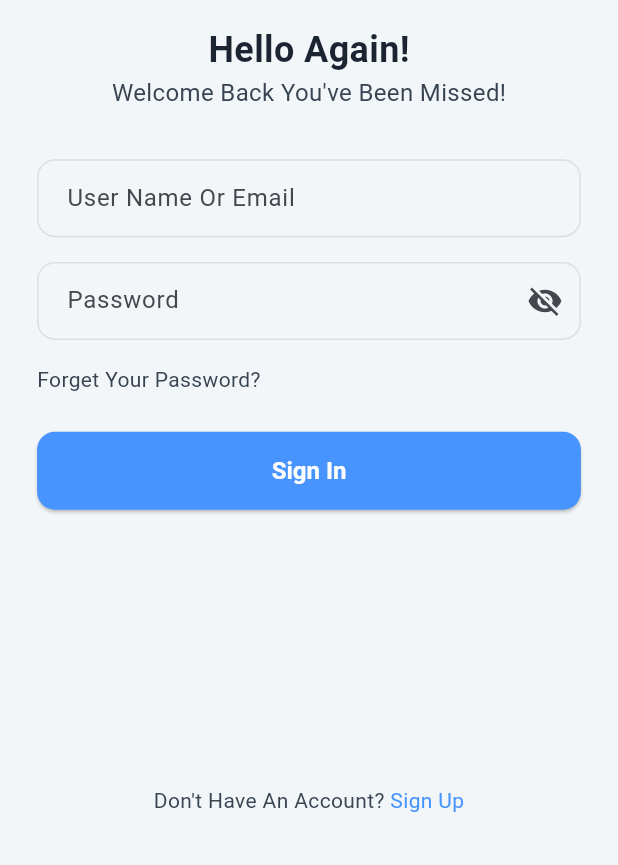
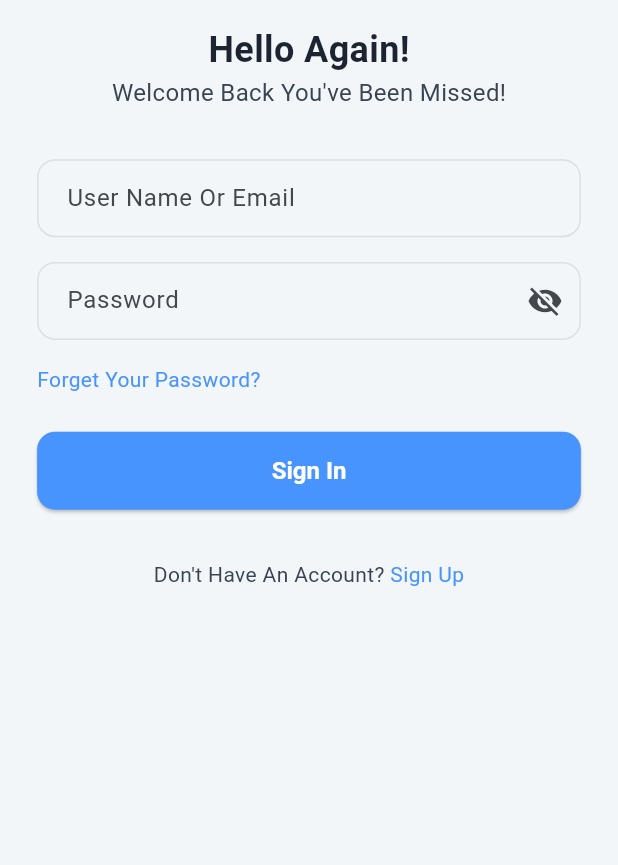
Before and after one commit to nguyenhuuphu1999/test, a Flutter app: the screen it shows after launch, after a tap on "Sign In", on a phone screen of 412 x 824 dp, the part 371-1236 px from its top. Run offline on Flutter 3.47's test engine with Material 3 defaults, Android fonts, the phone set to English and light mode, and no system bars.

Commit message:
Refactor Forgot Password and Login screens to enhance layout and user experience. Implemented scrollable views, improved padding, and adjusted button placements for better accessibility. Updated navigation to include Forgot Password link in Login screen.

```diff
--- a/lib/auth/login_screen.dart
+++ b/lib/auth/login_screen.dart
@@ -1,4 +1,6 @@
 import 'package:flutter/material.dart';
+import 'package:vpncn2_app/auth/register_screen.dart';
+import 'package:vpncn2_app/auth/forgot_password_screen.dart';
 import 'package:vpncn2_app/l10n/generated/app_localizations.dart';
 
 class LoginScreen extends StatefulWidget {
@@ -29,18 +31,17 @@ class _LoginScreenState extends State<LoginScreen> {
     return Scaffold(
       backgroundColor: const Color(0xFFF2F6F8),
       body: SafeArea(
-        child: Padding(
+        child: SingleChildScrollView(
           padding: EdgeInsets.symmetric(
             horizontal: screenWidth * 0.06, // 6% of screen width
             vertical: screenHeight * 0.02, // 2% of screen height
           ),
           child: Column(
             crossAxisAlignment: CrossAxisAlignment.stretch,
-            mainAxisAlignment: MainAxisAlignment.spaceBetween,
+            mainAxisAlignment: MainAxisAlignment.center,
             children: <Widget>[
               // Main content
-              Expanded(
-                child: Column(
+              Column(
                 children: [
                   // Logo and welcome section
                   Column(
@@ -120,12 +121,21 @@ class _LoginScreenState extends State<LoginScreen> {
 
                         Align(
                           alignment: Alignment.centerLeft,
+                          child: GestureDetector(
+                            onTap: () {
+                              Navigator.of(context).push(
+                                MaterialPageRoute(
+                                  builder: (_) => const ForgotPasswordScreen(),
+                                ),
+                              );
+                            },
                             child: Text(
                               "Forget Your Password?",
                               style: TextStyle(
                                 fontSize: 14,
                                 fontWeight: FontWeight.w400,
-                                color: Color(0xFF394452),
+                                color: Color(0xFF4894FE),
+                              ),
                             ),
                           ),
                         ),
@@ -164,11 +174,10 @@ class _LoginScreenState extends State<LoginScreen> {
                   ),
                 ],
               ),
-              ),
+
+              SizedBox(height: screenHeight * 0.04),
 
               // Bottom sign up section
-              Column(
-                children: [
               Row(
                 mainAxisAlignment: MainAxisAlignment.center,
                 children: [
@@ -180,7 +189,15 @@ class _LoginScreenState extends State<LoginScreen> {
                       color: Color(0xFF394452),
                     ),
                   ),
-                      Text(
+                  GestureDetector(
+                    onTap: () {
+                      Navigator.of(context).push(
+                        MaterialPageRoute(
+                          builder: (_) => const RegisterScreen(),
+                        ),
+                      );
+                    },
+                    child: Text(
                       "Sign Up",
                       style: TextStyle(
                         fontSize: 14,
@@ -188,11 +205,11 @@ class _LoginScreenState extends State<LoginScreen> {
                         color: Color(0xFF4894FE),
                       ),
                     ),
+                  ),
                 ],
               ),
+
               SizedBox(height: screenHeight * 0.02),
-                ],
-              ),
             ],
           ),
         ),
```
Also changed, not shown: lib/auth/forgot_password_screen.dart (+39 -6 lines), lib/auth/register_screen.dart (+13 -8 lines). Lines whose indentation alone changed are shown as unchanged.
